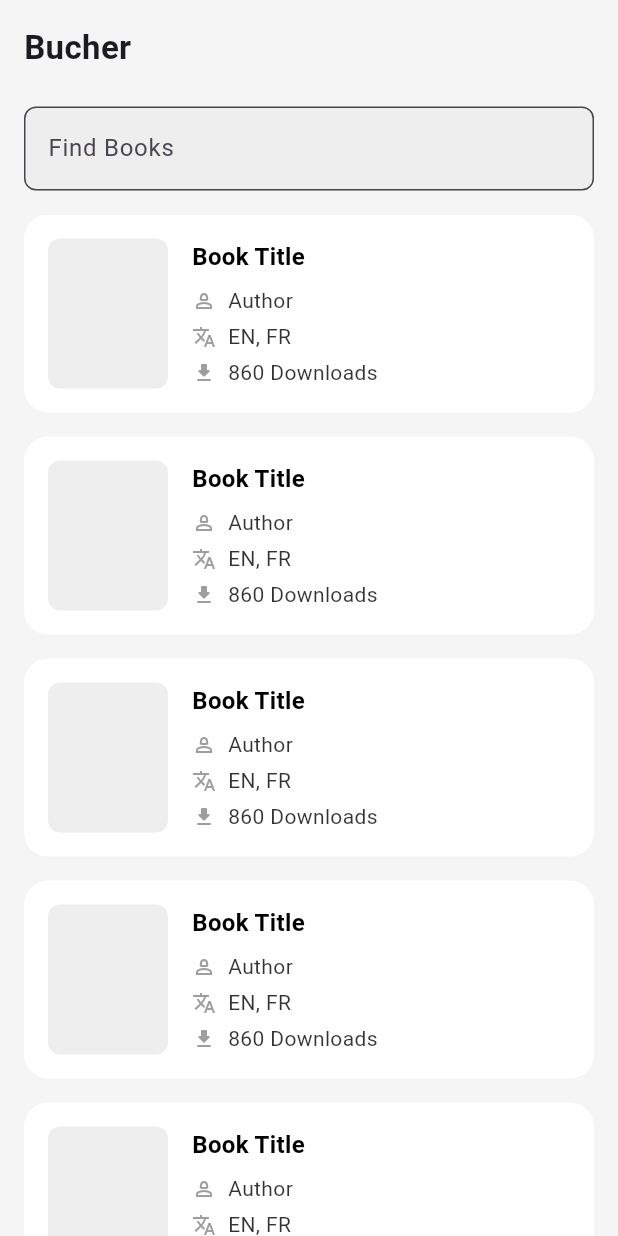
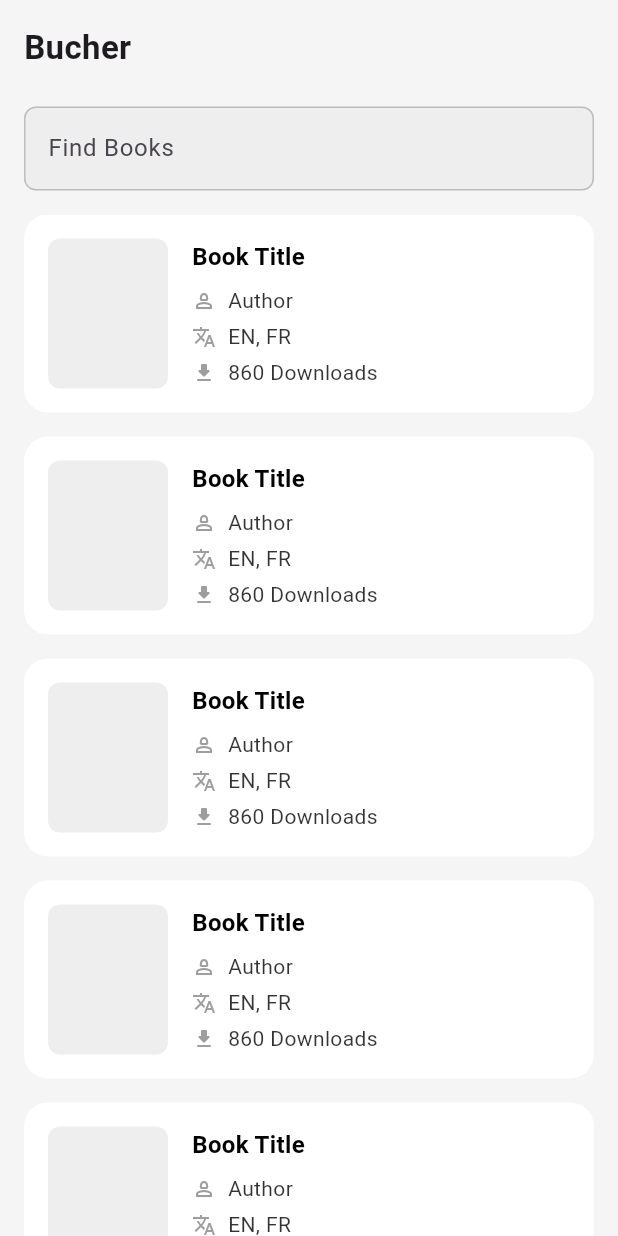
Before and after one commit to hamcuks/bucher-palm-code, a Flutter app: the screen it shows after launch, on a phone screen of 412 x 824 dp. Run offline on Flutter 3.47's test engine with Material 3 defaults, Android fonts, the phone set to English and light mode, and no system bars.

Commit message:
feat(widgets): adjust textfield border

```diff
--- a/lib/screens/widgets/app_input_form.dart
+++ b/lib/screens/widgets/app_input_form.dart
@@ -23,6 +23,15 @@ class AppInputForm extends StatelessWidget {
         fillColor: Colors.grey.shade200,
         border: OutlineInputBorder(
           borderRadius: BorderRadius.circular(8),
+          borderSide: BorderSide(color: Colors.grey.shade300),
+        ),
+        focusedBorder: OutlineInputBorder(
+          borderRadius: BorderRadius.circular(8),
+          borderSide: BorderSide(color: Colors.grey.shade500, width: 1.5),
+        ),
+        enabledBorder: OutlineInputBorder(
+          borderRadius: BorderRadius.circular(8),
+          borderSide: BorderSide(color: Colors.grey.shade400),
         ),
       ),
     );
```
